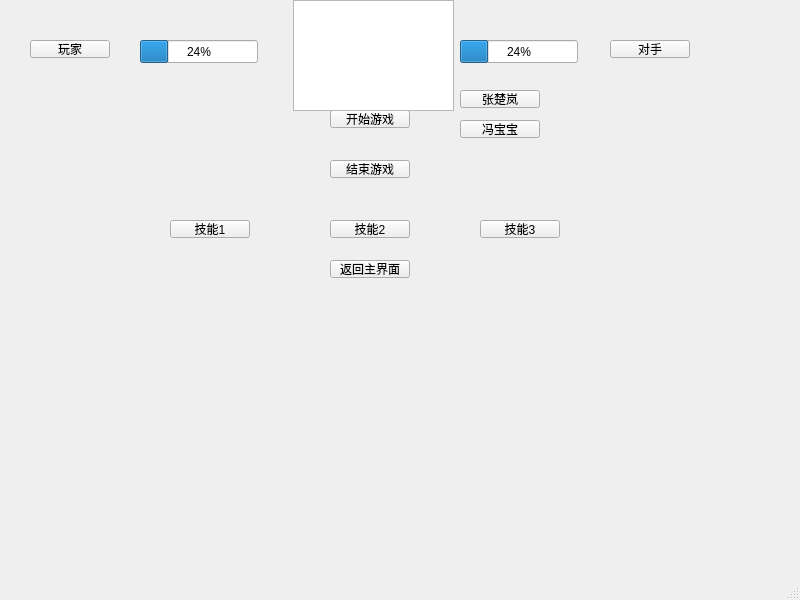
Qt form mainwindow.ui (yinwenjie521yeah-crypto/C-) before a commit.
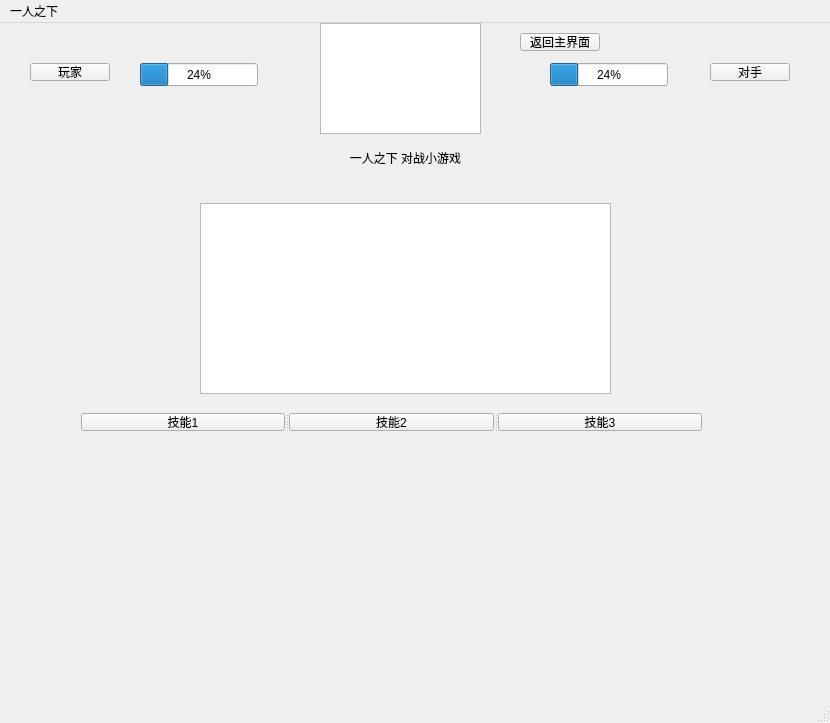
The same form after that commit.

Commit message: 调整血量显示和数值平衡

What changed in the file:
```diff
--- a/mainwindow.ui
+++ b/mainwindow.ui
@@ -6,8 +6,8 @@
    <rect>
     <x>0</x>
     <y>0</y>
-    <width>800</width>
-    <height>600</height>
+    <width>830</width>
+    <height>723</height>
    </rect>
   </property>
   <property name="windowTitle">
@@ -17,8 +17,8 @@
    <widget class="QPushButton" name="pushButton">
     <property name="geometry">
      <rect>
-      <x>330</x>
-      <y>110</y>
+      <x>360</x>
+      <y>200</y>
       <width>80</width>
       <height>18</height>
      </rect>
@@ -30,21 +30,27 @@
    <widget class="QLabel" name="label">
     <property name="geometry">
      <rect>
-      <x>320</x>
-      <y>70</y>
-      <width>181</width>
-      <height>20</height>
+      <x>280</x>
+      <y>89</y>
+      <width>251</width>
+      <height>91</height>
      </rect>
     </property>
+    <property name="styleSheet">
+     <string notr="true">font: 20pt &quot;Microsoft YaHei UI&quot;;</string>
+    </property>
     <property name="text">
      <string>一人之下 对战小游戏</string>
     </property>
+    <property name="alignment">
+     <set>Qt::AlignmentFlag::AlignCenter</set>
+    </property>
    </widget>
    <widget class="QPushButton" name="pushButton_2">
     <property name="geometry">
      <rect>
-      <x>330</x>
-      <y>160</y>
+      <x>360</x>
+      <y>230</y>
       <width>80</width>
       <height>18</height>
      </rect>
@@ -56,8 +62,8 @@
    <widget class="QPushButton" name="pushButton_3">
     <property name="geometry">
      <rect>
-      <x>460</x>
-      <y>90</y>
+      <x>270</x>
+      <y>230</y>
       <width>80</width>
       <height>18</height>
      </rect>
@@ -69,8 +75,8 @@
    <widget class="QPushButton" name="pushButton_4">
     <property name="geometry">
      <rect>
-      <x>460</x>
-      <y>120</y>
+      <x>450</x>
+      <y>230</y>
       <width>80</width>
       <height>18</height>
      </rect>
@@ -95,7 +101,7 @@
    <widget class="QPushButton" name="label_enemy">
     <property name="geometry">
      <rect>
-      <x>610</x>
+      <x>710</x>
       <y>40</y>
       <width>80</width>
       <height>18</height>
@@ -121,7 +127,7 @@
    <widget class="QProgressBar" name="progressBar_enemy">
     <property name="geometry">
      <rect>
-      <x>460</x>
+      <x>550</x>
       <y>40</y>
       <width>118</width>
       <height>23</height>
@@ -134,57 +140,18 @@
    <widget class="QTextEdit" name="textEdit_log">
     <property name="geometry">
      <rect>
-      <x>293</x>
+      <x>320</x>
       <y>0</y>
       <width>161</width>
       <height>111</height>
      </rect>
     </property>
    </widget>
-   <widget class="QPushButton" name="pushButton_skill1">
-    <property name="geometry">
-     <rect>
-      <x>170</x>
-      <y>220</y>
-      <width>80</width>
-      <height>18</height>
-     </rect>
-    </property>
-    <property name="text">
-     <string>技能1</string>
-    </property>
-   </widget>
-   <widget class="QPushButton" name="pushButton_skill2">
-    <property name="geometry">
-     <rect>
-      <x>330</x>
-      <y>220</y>
-      <width>80</width>
-      <height>18</height>
-     </rect>
-    </property>
-    <property name="text">
-     <string>技能2</string>
-    </property>
-   </widget>
-   <widget class="QPushButton" name="pushButton_skill3">
-    <property name="geometry">
-     <rect>
-      <x>480</x>
-      <y>220</y>
-      <width>80</width>
-      <height>18</height>
-     </rect>
-    </property>
-    <property name="text">
-     <string>技能3</string>
-    </property>
-   </widget>
    <widget class="QPushButton" name="pushButton_back">
     <property name="geometry">
      <rect>
-      <x>330</x>
-      <y>260</y>
+      <x>520</x>
+      <y>10</y>
       <width>80</width>
       <height>18</height>
      </rect>
@@ -193,16 +160,73 @@
      <string>返回主界面</string>
     </property>
    </widget>
+   <widget class="QPushButton" name="pushButton_help">
+    <property name="geometry">
+     <rect>
+      <x>360</x>
+      <y>280</y>
+      <width>80</width>
+      <height>18</height>
+     </rect>
+    </property>
+    <property name="text">
+     <string>游戏说明</string>
+    </property>
+   </widget>
+   <widget class="QTextEdit" name="textEdit_help">
+    <property name="geometry">
+     <rect>
+      <x>200</x>
+      <y>180</y>
+      <width>411</width>
+      <height>191</height>
+     </rect>
+    </property>
+   </widget>
+   <widget class="QSplitter" name="splitter">
+    <property name="geometry">
+     <rect>
+      <x>81</x>
+      <y>390</y>
+      <width>621</width>
+      <height>18</height>
+     </rect>
+    </property>
+    <property name="orientation">
+     <enum>Qt::Orientation::Horizontal</enum>
+    </property>
+    <widget class="QPushButton" name="pushButton_skill1">
+     <property name="text">
+      <string>技能1</string>
+     </property>
+    </widget>
+    <widget class="QPushButton" name="pushButton_skill2">
+     <property name="text">
+      <string>技能2</string>
+     </property>
+    </widget>
+    <widget class="QPushButton" name="pushButton_skill3">
+     <property name="text">
+      <string>技能3</string>
+     </property>
+    </widget>
+   </widget>
   </widget>
   <widget class="QMenuBar" name="menubar">
    <property name="geometry">
     <rect>
      <x>0</x>
      <y>0</y>
-     <width>800</width>
+     <width>830</width>
      <height>17</height>
     </rect>
    </property>
+   <widget class="QMenu" name="menu">
+    <property name="title">
+     <string>一人之下</string>
+    </property>
+   </widget>
+   <addaction name="menu"/>
   </widget>
   <widget class="QStatusBar" name="statusbar"/>
  </widget>
```
The commit also changes 2 other files.
